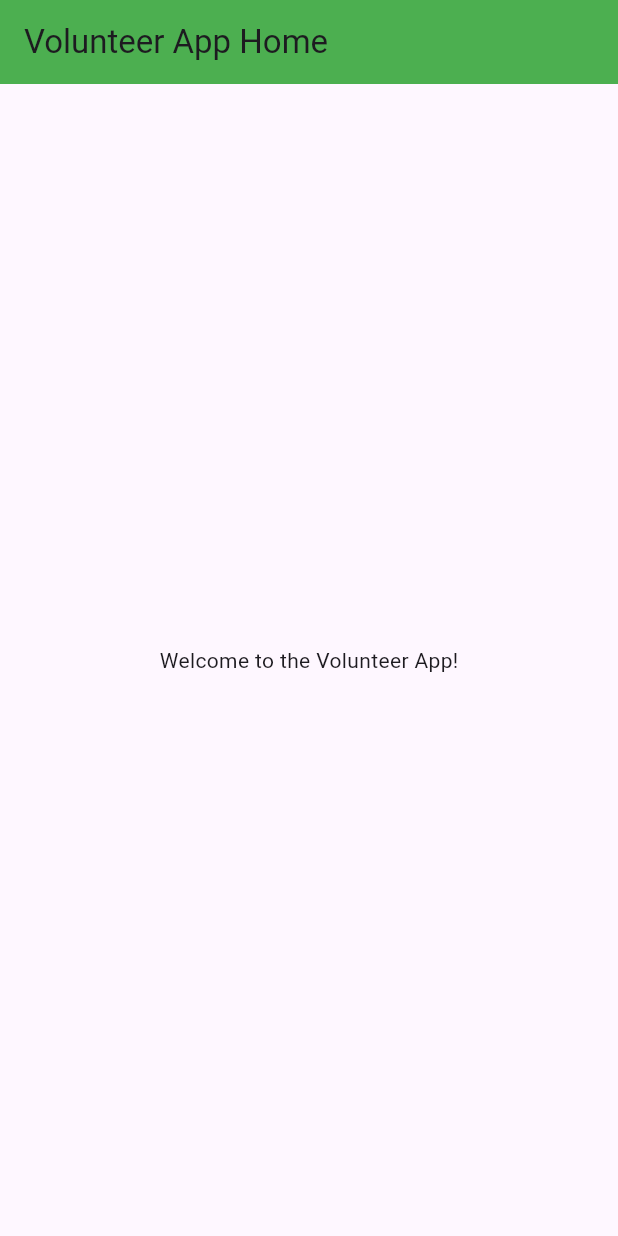
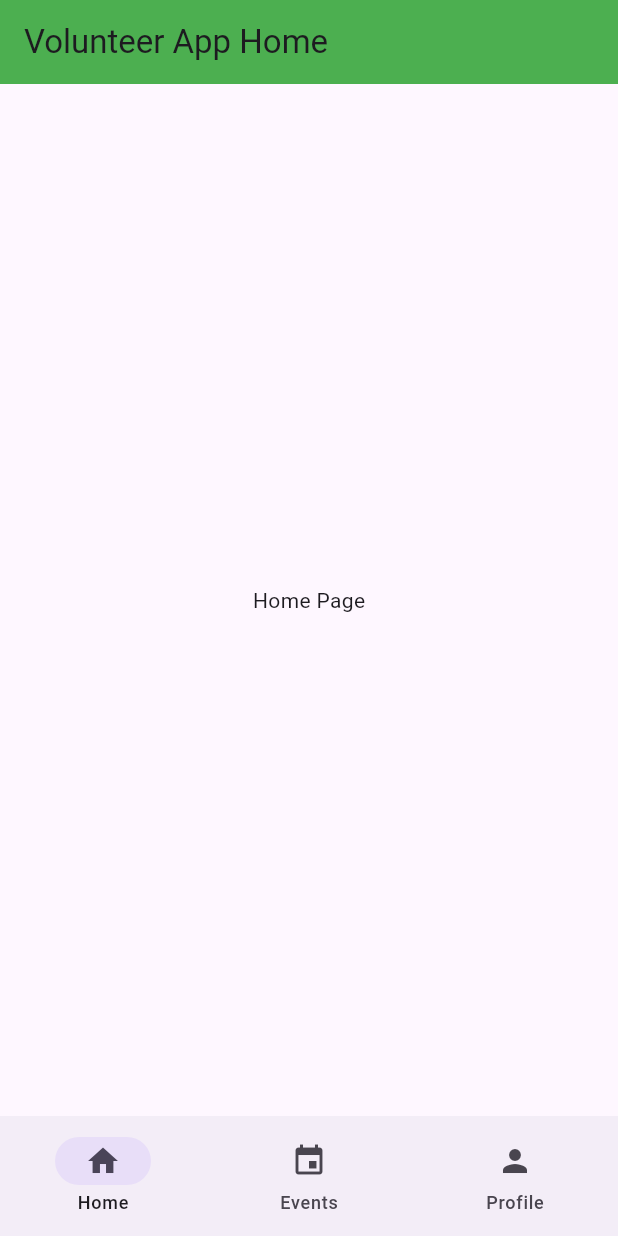
Before and after one commit to ZvezdiPro/Volunteer-Varna, a Flutter app: the screen it shows after launch, on a phone screen of 412 x 824 dp. Run offline on Flutter 3.47's test engine with Material 3 defaults, Android fonts, the phone set to English and light mode, and no system bars.

```diff
--- a/lib/main.dart
+++ b/lib/main.dart
@@ -12,6 +12,8 @@ class VolunteerApp extends StatefulWidget {
 }
 
 class _VolunteerAppState extends State<VolunteerApp> {
+  int currentPageIndex = 0;
+
   @override
   Widget build(BuildContext context) {
     return MaterialApp(
@@ -24,8 +26,33 @@ class _VolunteerAppState extends State<VolunteerApp> {
           title: Text('Volunteer App Home'),
           backgroundColor: Colors.green,
         ),
-        body: Center(
-          child: Text('Welcome to the Volunteer App!'),
+        body: <Widget>
+        [
+          Center(child: Text('Home Page')),
+          Center(child: Text('Events Page')),
+          Center(child: Text('Profile Page')),
+        ][currentPageIndex],
+        bottomNavigationBar: NavigationBar(destinations:
+          [
+            NavigationDestination(
+              icon: Icon(Icons.home),
+              label: 'Home',
+            ),
+            NavigationDestination(
+              icon: Icon(Icons.event),
+              label: 'Events',
+            ),
+            NavigationDestination(
+              icon: Icon(Icons.person),
+              label: 'Profile',
+            ),
+          ],
+          selectedIndex: currentPageIndex,
+          onDestinationSelected: (int index) {
+            setState(() {
+              currentPageIndex = index;
+            });
+          },
         ),
       ),
     );
```
